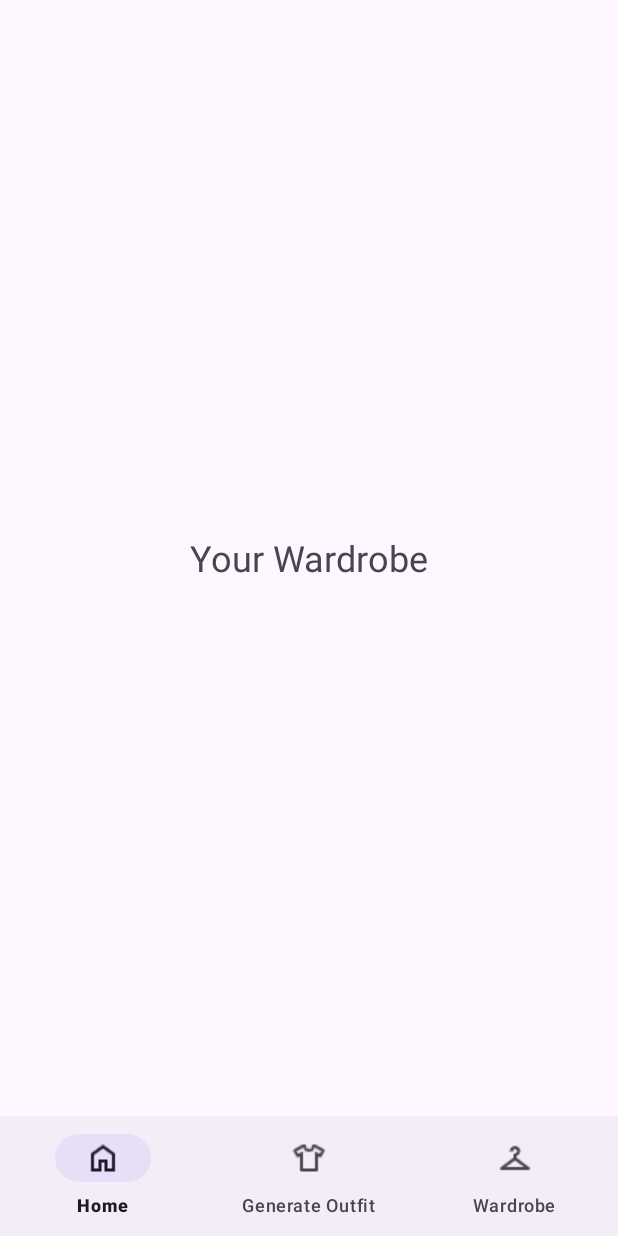
After one commit to Akhil-Kokkula/OutfitOfTheDay, an Android app: the fragment WardrobeFragment placed in its activity, on a phone screen of 412 x 824 dp. The commit adds this screen. Run offline under Robolectric (Android 15) with nearby library versions, the phone set to English and light mode, and no system bars.

Commit message:
added navigation bar and home,outfit, and wardrobe fragment

```diff
--- /dev/null
+++ b/app/src/main/java/com/example/outfitoftheday/HomeFragment.kt
@@ -0,0 +1,17 @@
+package com.example.outfitoftheday
+
+import android.os.Bundle
+import androidx.fragment.app.Fragment
+import android.view.LayoutInflater
+import android.view.View
+import android.view.ViewGroup
+import com.example.outfitoftheday.R
+
+class HomeFragment : Fragment() {
+    override fun onCreateView(
+        inflater: LayoutInflater, container: ViewGroup?,
+        savedInstanceState: Bundle?
+    ): View? {
+        return inflater.inflate(R.layout.fragment_home, container, false)
+    }
+}
--- a/app/src/main/java/com/example/outfitoftheday/MainActivity.kt
+++ b/app/src/main/java/com/example/outfitoftheday/MainActivity.kt
@@ -2,10 +2,34 @@ package com.example.outfitoftheday
 
 import androidx.appcompat.app.AppCompatActivity
 import android.os.Bundle
+import androidx.fragment.app.Fragment
+import com.google.android.material.bottomnavigation.BottomNavigationView
 
 class MainActivity : AppCompatActivity() {
     override fun onCreate(savedInstanceState: Bundle?) {
         super.onCreate(savedInstanceState)
         setContentView(R.layout.activity_main)
+
+        val bottomNavigationView = findViewById<BottomNavigationView>(R.id.bottom_navigation)
+
+        bottomNavigationView.setOnNavigationItemSelectedListener { item ->
+            var selectedFragment: Fragment? = null
+
+            when (item.itemId) {
+                R.id.navigation_home -> selectedFragment = HomeFragment()
+                R.id.navigation_generate_outfit -> selectedFragment = GenerateOutfitFragment()
+                R.id.navigation_wardrobe -> selectedFragment = WardrobeFragment()
+            }
+
+            selectedFragment?.let {
+                supportFragmentManager.beginTransaction().replace(R.id.fragment_container, it).commit()
+            }
+
+            true
+        }
+
+        if (savedInstanceState == null) {
+            supportFragmentManager.beginTransaction().replace(R.id.fragment_container, HomeFragment()).commit()
+        }
     }
 }
--- /dev/null
+++ b/app/src/main/java/com/example/outfitoftheday/WardrobeFragment.kt
@@ -0,0 +1,18 @@
+package com.example.outfitoftheday
+
+import android.os.Bundle
+import androidx.fragment.app.Fragment
+import android.view.LayoutInflater
+import android.view.View
+import android.view.ViewGroup
+import com.example.outfitoftheday.R
+
+class WardrobeFragment : Fragment() {
+    override fun onCreateView(
+        inflater: LayoutInflater, container: ViewGroup?,
+        savedInstanceState: Bundle?
+    ): View? {
+        // Inflate the layout for this fragment
+        return inflater.inflate(R.layout.fragment_wardrobe, container, false)
+    }
+}
--- a/app/src/main/res/layout/activity_main.xml
+++ b/app/src/main/res/layout/activity_main.xml
@@ -1,4 +1,3 @@
-<?xml version="1.0" encoding="utf-8"?>
 <androidx.constraintlayout.widget.ConstraintLayout xmlns:android="http://schemas.android.com/apk/res/android"
     xmlns:app="http://schemas.android.com/apk/res-auto"
     xmlns:tools="http://schemas.android.com/tools"
@@ -6,13 +5,19 @@
     android:layout_height="match_parent"
     tools:context=".MainActivity">
 
-    <TextView
-        android:layout_width="wrap_content"
-        android:layout_height="wrap_content"
-        android:text="Hello World!"
-        app:layout_constraintBottom_toBottomOf="parent"
-        app:layout_constraintEnd_toEndOf="parent"
-        app:layout_constraintStart_toStartOf="parent"
+    <FrameLayout
+        android:id="@+id/fragment_container"
+        android:layout_width="match_parent"
+        android:layout_height="0dp"
+        app:layout_constraintBottom_toTopOf="@id/bottom_navigation"
         app:layout_constraintTop_toTopOf="parent" />
 
+    <com.google.android.material.bottomnavigation.BottomNavigationView
+        android:id="@+id/bottom_navigation"
+        android:layout_width="match_parent"
+        android:layout_height="wrap_content"
+        android:layout_gravity="bottom"
+        app:layout_constraintBottom_toBottomOf="parent"
+        app:menu="@menu/bottom_navigation_menu" />
+
 </androidx.constraintlayout.widget.ConstraintLayout>
--- /dev/null
+++ b/app/src/main/res/layout/fragment_wardrobe.xml
@@ -0,0 +1,15 @@
+<?xml version="1.0" encoding="utf-8"?>
+<FrameLayout xmlns:android="http://schemas.android.com/apk/res/android"
+    xmlns:app="http://schemas.android.com/apk/res-auto"
+    xmlns:tools="http://schemas.android.com/tools"
+    android:layout_width="match_parent"
+    android:layout_height="match_parent">
+
+    <TextView
+        android:id="@+id/textViewWardrobe"
+        android:layout_width="wrap_content"
+        android:layout_height="wrap_content"
+        android:text="Your Wardrobe"
+        android:textSize="24sp"
+        android:layout_gravity="center" />
+</FrameLayout>
--- /dev/null
+++ b/app/src/main/res/menu/bottom_navigation_menu.xml
@@ -0,0 +1,15 @@
+<?xml version="1.0" encoding="utf-8"?>
+<menu xmlns:android="http://schemas.android.com/apk/res/android">
+    <item
+        android:id="@+id/navigation_home"
+        android:icon="@drawable/home_icon"
+        android:title="Home" />
+    <item
+        android:id="@+id/navigation_generate_outfit"
+        android:icon="@drawable/clothes_icon"
+        android:title="Generate Outfit" />
+    <item
+        android:id="@+id/navigation_wardrobe"
+        android:icon="@drawable/closet_icon"
+        android:title="Wardrobe" />
+</menu>
```
Also changed, not shown: app/src/main/java/com/example/outfitoftheday/GenerateOutfitFragment.kt (added, +17 -0 lines), app/src/main/res/layout/fragment_generate_outfit.xml (added, +16 -0 lines), app/src/main/res/layout/fragment_home.xml (added, +16 -0 lines), app/src/main/res/drawable/closet_icon.png (added), app/src/main/res/drawable/clothes_icon.png (added), app/src/main/res/drawable/home_icon.png (added).
